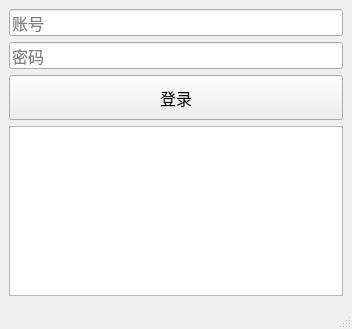
Before: the Qt Designer form windows.ui in Henvy-Mango/PortalAuth, drawn with Qt 5.
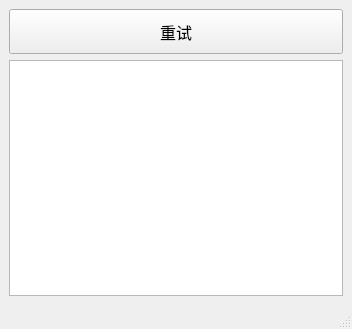
After: the same form once the commit is applied.

Diff of the .ui file:
```diff
--- a/windows.ui
+++ b/windows.ui
@@ -28,27 +28,7 @@
   <widget class="QWidget" name="centralwidget">
    <layout class="QGridLayout" name="gridLayout">
     <item row="0" column="0">
-     <widget class="QLineEdit" name="account">
-      <property name="echoMode">
-       <enum>QLineEdit::PasswordEchoOnEdit</enum>
-      </property>
-      <property name="placeholderText">
-       <string>账号</string>
-      </property>
-     </widget>
-    </item>
-    <item row="1" column="0">
-     <widget class="QLineEdit" name="password">
-      <property name="echoMode">
-       <enum>QLineEdit::Password</enum>
-      </property>
-      <property name="placeholderText">
-       <string>密码</string>
-      </property>
-     </widget>
-    </item>
-    <item row="2" column="0">
-     <widget class="QPushButton" name="login">
+     <widget class="QPushButton" name="retry">
       <property name="minimumSize">
        <size>
         <width>0</width>
@@ -56,11 +36,11 @@
        </size>
       </property>
       <property name="text">
-       <string>登录</string>
+       <string>重试</string>
       </property>
      </widget>
     </item>
-    <item row="3" column="0">
+    <item row="1" column="0">
      <widget class="QTextBrowser" name="textBrowser">
       <property name="html">
        <string>&lt;!DOCTYPE HTML PUBLIC &quot;-//W3C//DTD HTML 4.0//EN&quot; &quot;http://www.w3.org/TR/REC-html40/strict.dtd&quot;&gt;
```
Left out of the diff: 2 changed lines with no effect on the pictures.
